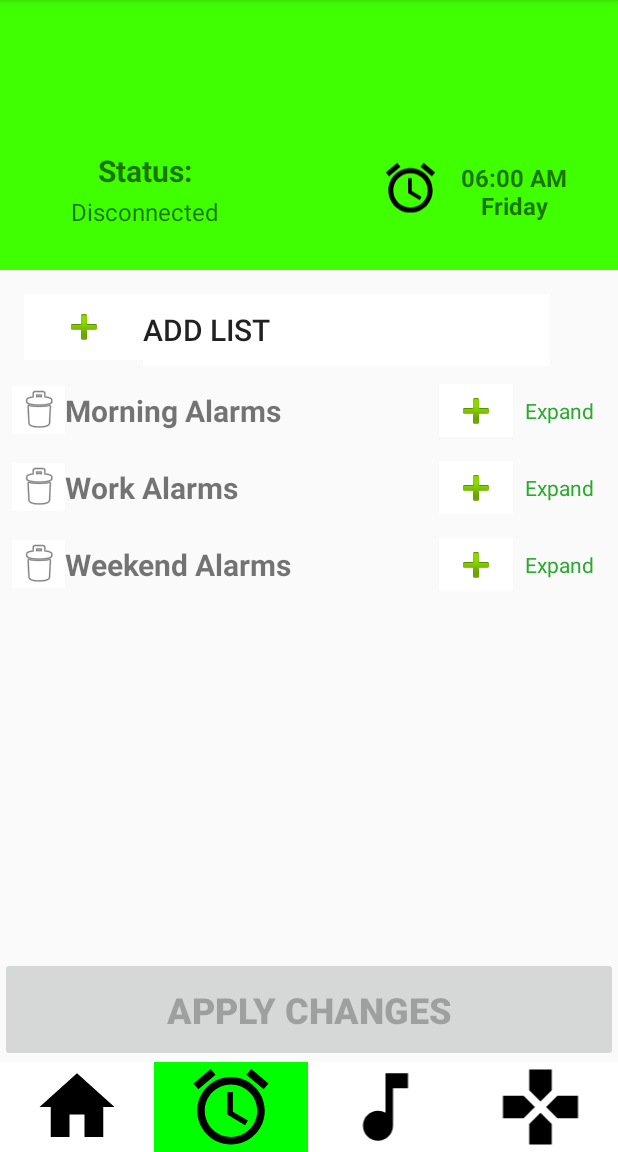
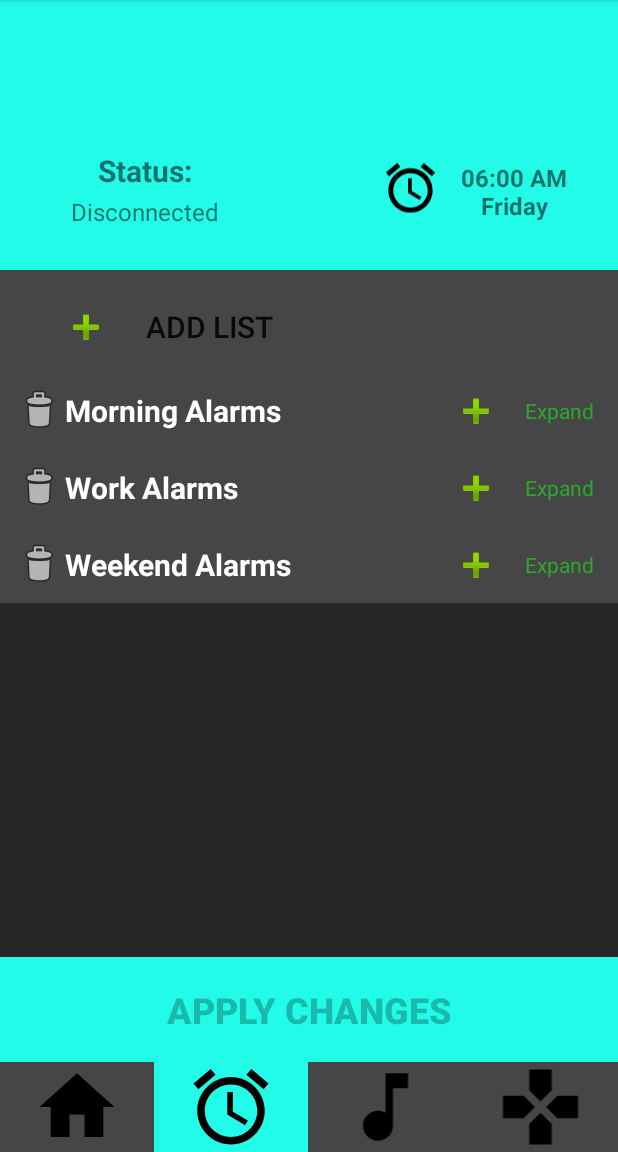
Before and after one commit to ChristosRomanos/AlarmEDMobileApp, an Android app built with Jetpack Compose: the screen it shows after launch (MainActivity), after a tap on an icon or button, on a phone screen of 412 x 824 dp, the part 84-1236 px from its top. Run offline under Robolectric (Android 15) with nearby library versions, the light colour scheme and no system bars.

```diff
--- a/app/src/main/java/com/example/alarmedmobileapp/MainActivity.kt
+++ b/app/src/main/java/com/example/alarmedmobileapp/MainActivity.kt
@@ -30,6 +30,7 @@ class MainActivity : AppCompatActivity() {
         super.onCreate(savedInstanceState)
         setContentView(R.layout.ok)
         var button =findViewById<ImageButton>(R.id.btnMain)
+        button.isClickable=false
         var recent :Alarm
         var sampleAlarmLists = loadAlarmLists(this)
         println(sampleAlarmLists)
@@ -69,7 +70,8 @@ class MainActivity : AppCompatActivity() {
             }
         }
 
-        button.setBackgroundColor(Color.GREEN)
+        val cyan_color= button.background
+
         // Initialize ViewPager2 and FragmentStateAdapter
         viewPager2 = findViewById(R.id.viewPager)
         footerButtons = findViewById(R.id.footer)
@@ -89,34 +91,38 @@ class MainActivity : AppCompatActivity() {
         viewPager2.adapter = fragmentAdapter
         // Set up footer button click listeners
         findViewById<ImageButton>(R.id.btnMain).setOnClickListener {
-            button.setBackgroundColor(Color.WHITE)
+            var grey_color=it.background
+            button.background=grey_color
             button.isClickable=true
             button = it as ImageButton
-            button.setBackgroundColor(Color.GREEN)
+            button.background=cyan_color
             button.isClickable=false
             viewPager2.currentItem = 0  // Go to MainFragment
         }
         findViewById<ImageButton>(R.id.btnAlarm).setOnClickListener {
-            button.setBackgroundColor(Color.WHITE)
+            var grey_color=it.background
+            button.background=grey_color
             button.isClickable=true
             button = it as ImageButton
-            button.setBackgroundColor(Color.GREEN)
+            button.background=cyan_color
             button.isClickable=false
             viewPager2.currentItem = 1  // Go to AlarmFragment
         }
         findViewById<ImageButton>(R.id.btnSounds).setOnClickListener {
-            button.setBackgroundColor(Color.WHITE)
+            var grey_color=it.background
+            button.background=grey_color
             button.isClickable=true
             button = it as ImageButton
-            button.setBackgroundColor(Color.GREEN)
+            button.background=cyan_color
             button.isClickable=false
             viewPager2.currentItem = 2  // Go to SoundsFragment
         }
         findViewById<ImageButton>(R.id.btnEmergency).setOnClickListener {
-            button.setBackgroundColor(Color.WHITE)
+            var grey_color=it.background
+            button.background=grey_color
             button.isClickable=true
             button = it as ImageButton
-            button.setBackgroundColor(Color.GREEN)
+            button.background=cyan_color
             button.isClickable=false
             viewPager2.currentItem = 3  // Go to EmergencyFragment
         }
--- a/app/src/main/res/layout/alarm_list_item.xml
+++ b/app/src/main/res/layout/alarm_list_item.xml
@@ -1,23 +1,23 @@
-<LinearLayout
-    xmlns:android="http://schemas.android.com/apk/res/android"
+<LinearLayout xmlns:android="http://schemas.android.com/apk/res/android"
     xmlns:app="http://schemas.android.com/apk/res-auto"
     android:layout_width="match_parent"
     android:layout_height="wrap_content"
+    android:background="#474646"
     android:orientation="vertical"
     android:padding="8dp">
 
     <LinearLayout
         android:layout_width="match_parent"
         android:layout_height="wrap_content"
-        android:orientation="horizontal"
-        android:gravity="center_vertical">
+        android:gravity="center_vertical"
+        android:orientation="horizontal">
 
         <ImageButton
             android:id="@+id/deleteListBtn"
             android:layout_width="wrap_content"
             android:layout_height="wrap_content"
             android:layout_weight="0.04"
-            android:background="#FFFFFF"
+            android:background="#474646"
             app:srcCompat="@android:drawable/ic_menu_delete" />
 
         <TextView
@@ -26,6 +26,7 @@
             android:layout_height="wrap_content"
             android:layout_weight="1"
             android:text="Alarm List Name"
+            android:textColor="@color/white"
             android:textSize="20sp"
             android:textStyle="bold" />
 
@@ -34,17 +35,17 @@
             android:layout_width="3dp"
             android:layout_height="match_parent"
             android:layout_weight="0.5"
-            android:background="#FFFFFF"
+            android:background="#474646"
             app:srcCompat="@android:drawable/ic_input_add" />
 
         <TextView
             android:id="@+id/expandCollapseButton"
             android:layout_width="wrap_content"
             android:layout_height="wrap_content"
+            android:clickable="true"
+            android:padding="8dp"
             android:text="Expand"
-            android:textColor="#2AA92E"
-            android:padding="8dp"
-            android:clickable="true" />
+            android:textColor="#2AA92E" />
 
     </LinearLayout>
 
--- a/app/src/main/res/layout/alarms.xml
+++ b/app/src/main/res/layout/alarms.xml
@@ -3,7 +3,8 @@
     xmlns:tools="http://schemas.android.com/tools"
     android:id="@+id/linearLayout2"
     android:layout_width="match_parent"
-    android:layout_height="match_parent">
+    android:layout_height="match_parent"
+    android:background="#474646">
 
     <!-- Add List Section -->
 
@@ -15,7 +16,7 @@
         android:layout_marginStart="16dp"
         android:layout_marginTop="16dp"
         android:layout_marginBottom="8dp"
-        android:background="#FFFFFF"
+        android:background="#474646"
         android:duplicateParentState="false"
         app:layout_constraintBottom_toTopOf="@+id/dynamicContainer"
         app:layout_constraintEnd_toStartOf="@+id/addListBtn"
@@ -25,10 +26,10 @@
 
     <Button
         android:id="@+id/addListBtn"
-        android:layout_width="0dp"
-        android:layout_height="wrap_content"
+        android:layout_width="268dp"
+        android:layout_height="44dp"
         android:layout_marginEnd="45dp"
-        android:background="#FFFFFF"
+        android:background="#474646"
         android:gravity="left|center_vertical"
         android:outlineProvider="none"
         android:text="Add List"
@@ -54,6 +55,7 @@
         android:id="@+id/alarmRecyclerView"
         android:layout_width="0dp"
         android:layout_height="0dp"
+        android:background="#B21A1919"
         app:layout_constraintBottom_toTopOf="@+id/applyAlarmChangesBtn"
         app:layout_constraintEnd_toEndOf="parent"
         app:layout_constraintStart_toStartOf="parent"
@@ -63,6 +65,7 @@
         android:id="@+id/applyAlarmChangesBtn"
         android:layout_width="match_parent"
         android:layout_height="70dp"
+        android:background="#22FBE8"
         android:orientation="vertical"
         android:outlineProvider="none"
         android:text="Apply Changes"
--- a/app/src/main/res/layout/main.xml
+++ b/app/src/main/res/layout/main.xml
@@ -4,7 +4,8 @@
     xmlns:tools="http://schemas.android.com/tools"
     android:id="@+id/mainView"
     android:layout_width="match_parent"
-    android:layout_height="match_parent">
+    android:layout_height="match_parent"
+    android:background="#EA1A1919">
 
     <ImageButton
         android:id="@+id/imageButton"
--- a/app/src/main/res/layout/ok.xml
+++ b/app/src/main/res/layout/ok.xml
@@ -11,7 +11,7 @@
         android:id="@+id/header"
         android:layout_width="match_parent"
         android:layout_height="180dp"
-        android:background="#3FFF01"
+        android:background="#22FBE8"
         android:gravity="center"
         android:padding="10dp"
         android:textColor="@android:color/white"
@@ -50,7 +50,7 @@
             android:layout_width="0dp"
             android:layout_height="60dp"
             android:layout_weight="1"
-            android:background="#FFFFFF"
+            android:background="#22FBE8"
             android:scaleType="fitCenter"
             android:src="@drawable/baseline_home_24" />
 
@@ -59,7 +59,7 @@
             android:layout_width="0dp"
             android:layout_height="60dp"
             android:layout_weight="1"
-            android:background="#FFFFFF"
+            android:background="#474646"
             android:scaleType="fitCenter"
             android:src="@drawable/baseline_alarm_24" />
 
@@ -68,7 +68,7 @@
             android:layout_width="0dp"
             android:layout_height="60dp"
             android:layout_weight="1"
-            android:background="#FFFFFF"
+            android:background="#474646"
             android:scaleType="fitCenter"
             android:src="@drawable/baseline_music_note_24" />
 
@@ -77,7 +77,7 @@
             android:layout_width="0dp"
             android:layout_height="60dp"
             android:layout_weight="1"
-            android:background="#FFFFFF"
+            android:background="#474646"
             android:scaleType="fitCenter"
             android:src="@drawable/baseline_games_24" />
     </LinearLayout>
--- a/app/src/main/res/layout/sounds.xml
+++ b/app/src/main/res/layout/sounds.xml
@@ -10,6 +10,7 @@
         android:id="@+id/mp3RecyclerView"
         android:layout_width="0dp"
         android:layout_height="0dp"
+        android:background="#EA1A1919"
         android:clipToPadding="false"
         android:padding="8dp"
         android:scrollbars="vertical"
@@ -22,6 +23,7 @@
         android:id="@+id/applyBtn"
         android:layout_width="match_parent"
         android:layout_height="70dp"
+        android:background="#22FBE8"
         android:text="Apply Changes"
         android:textSize="24sp"
         android:textStyle="bold"
```
Also changed, not shown: app/src/main/res/layout/alarm_item.xml (+6 -2 lines), app/src/main/res/layout/dynamic_row.xml (+10 -9 lines), app/src/main/res/layout/emergency.xml (+119 -96 lines), app/src/main/res/layout/mp3_row_item.xml (+12 -10 lines).
